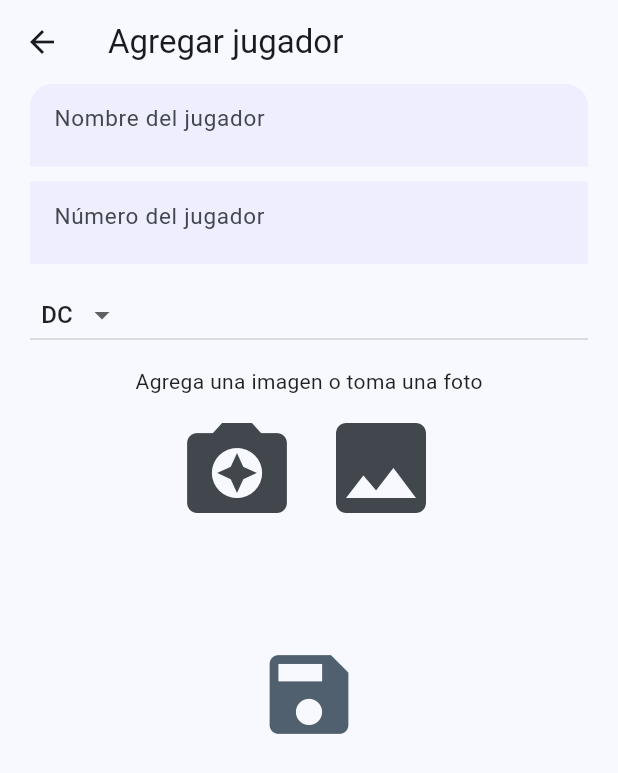
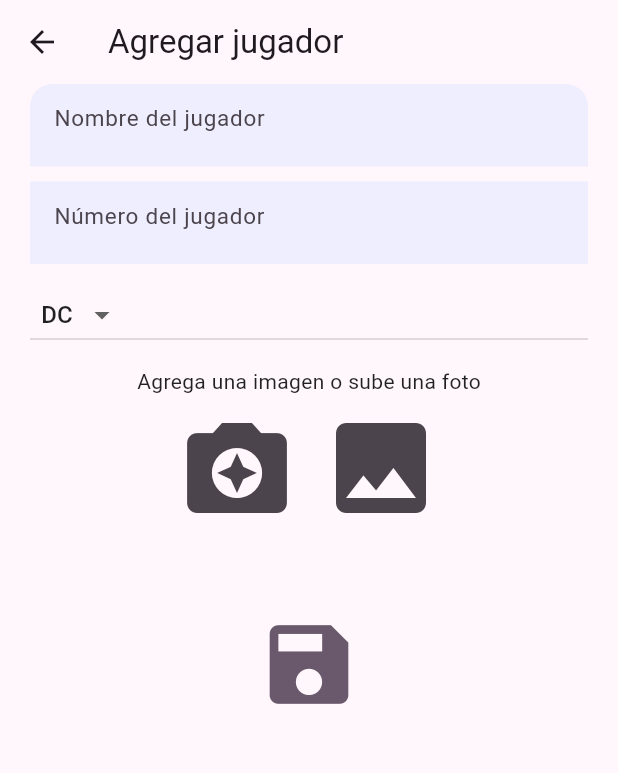
Before and after one commit to Brunox117/carrermodetracker, a Flutter app: the AddPlayerView screen opened directly with empty values, after a tap on the "image" icon, on a phone screen of 412 x 824 dp. Shown: the top 773 px of the screen. Run offline on Flutter 3.47's test engine with Material 3 defaults, Android fonts, the phone set to English and light mode, and no system bars; our stand-ins replace flutter_riverpod, go_router, image_picker, isar; accounts and stored records are empty; generated files the repository leaves out were written again.

Commit message:
se empiezan a crear los formularios y se refactoriza el guardado de imagenes

```diff
--- a/lib/config/router/app_router.dart
+++ b/lib/config/router/app_router.dart
@@ -2,8 +2,11 @@ import 'package:carrermodetracker/presentation/screens/home/home_screen.dart';
 import 'package:carrermodetracker/presentation/views/config/config_view.dart';
 import 'package:carrermodetracker/presentation/views/home/add_team_view.dart';
 import 'package:carrermodetracker/presentation/views/home/home_view.dart';
-import 'package:carrermodetracker/presentation/views/team/add_player_view.dart';
+import 'package:carrermodetracker/presentation/views/player/add_player_view.dart';
+import 'package:carrermodetracker/presentation/views/seasons/add_season_view.dart';
+import 'package:carrermodetracker/presentation/views/stats/add_stat_view.dart';
 import 'package:carrermodetracker/presentation/views/team/team_overview_view.dart';
+import 'package:carrermodetracker/presentation/views/tournaments/add_tournament_view.dart';
 import 'package:go_router/go_router.dart';
 
 final appRouter = GoRouter(initialLocation: '/', routes: [
@@ -26,7 +29,28 @@ final appRouter = GoRouter(initialLocation: '/', routes: [
                         final id = state.pathParameters['id'] ?? '';
                         return AddPlayerView(id: id);
                       },
-                    )
+                    ),
+                    GoRoute(
+                      path: '/addtournamentview',
+                      builder: (context, state) {
+                        // final id = state.pathParameters['id'] ?? '';
+                        return AddTournamentView();
+                      },
+                    ),
+                    GoRoute(
+                      path: '/addstatview',
+                      builder: (context, state) {
+                        // final id = state.pathParameters['id'] ?? '';
+                        return AddStatView();
+                      },
+                    ),
+                    GoRoute(
+                      path: '/addseasonview',
+                      builder: (context, state) {
+                        // final id = state.pathParameters['id'] ?? '';
+                        return AddSeasonView();
+                      },
+                    ),
                   ],
                   path: '/teamoverview/:id',
                   builder: (context, state) {
--- a/lib/config/theme/app_theme.dart
+++ b/lib/config/theme/app_theme.dart
@@ -1,6 +1,6 @@
 import 'package:flutter/material.dart';
 
-const seedColor = Colors.lightBlue;
+const seedColor = Color.fromARGB(255, 193, 110, 220);
 
 class AppTheme {
   final bool isDarkMode;
@@ -9,21 +9,21 @@ class AppTheme {
         useMaterial3: true,
         colorSchemeSeed: seedColor,
         brightness: isDarkMode ? Brightness.dark : Brightness.light,
-        textTheme: _buildCustomTextTheme(),
+        textTheme: _buildCustomTextTheme(isDarkMode),
       );
 
-  TextTheme _buildCustomTextTheme() {
+  AppTheme copyWith({bool? isDarkMode}) =>
+      AppTheme(isDarkMode: isDarkMode ?? this.isDarkMode);
+}
+
+TextTheme _buildCustomTextTheme(bool isDarkMode) {
   final baseTextTheme = isDarkMode
       ? Typography.material2018().white
       : Typography.material2018().black;
 
   return baseTextTheme.copyWith(
     bodyMedium: baseTextTheme.bodyMedium?.merge(
-        const TextStyle(fontSize: 14), // Estilo base
+      const TextStyle(fontSize: 14),
     ),
   );
 }
-
-  AppTheme copyWith({bool? isDarkMode}) =>
-      AppTheme(isDarkMode: isDarkMode ?? this.isDarkMode);
-}
--- a/lib/infrastructure/datasources/isar_season_datasource.dart
+++ b/lib/infrastructure/datasources/isar_season_datasource.dart
@@ -41,7 +41,6 @@ class IsarSeasonDatasource extends SeasonDatasource {
     final isar = await db;
     isar.writeTxn(() async {
       await isar.seasons.put(season);
-      await season.stats.save();
     });
     return true;
   }
--- a/lib/infrastructure/repositories/season_repository_impl.dart
+++ b/lib/infrastructure/repositories/season_repository_impl.dart
@@ -25,11 +25,11 @@ class SeasonRepositoryImpl extends SeasonRepository {
 
   @override
   Future<bool> saveSeason(Season season) {
-    return saveSeason(season);
+    return datasource.saveSeason(season);
   }
 
   @override
   Future<bool> updateSeason(Id id, Season season) {
-    return updateSeason(id, season);
+    return datasource.updateSeason(id, season);
   }
 }
--- a/lib/presentation/views/team/add_player_view.dart
+++ b/lib/presentation/views/player/add_player_view.dart
@@ -1,10 +1,9 @@
-import 'dart:io';
-
-import 'package:carrermodetracker/config/helpers/save_image_in_localdb.dart';
 import 'package:carrermodetracker/domain/entities/team.dart';
 import 'package:carrermodetracker/domain/enums/positions.dart';
 import 'package:carrermodetracker/presentation/providers/teams/teams_provider.dart';
+import 'package:carrermodetracker/presentation/widgets/forms/add_image_widget.dart';
 import 'package:carrermodetracker/presentation/widgets/forms/custom_form_field.dart';
+import 'package:carrermodetracker/presentation/widgets/forms/save_form_button.dart';
 import 'package:flutter/material.dart';
 import 'package:flutter_riverpod/flutter_riverpod.dart';
 import 'package:image_picker/image_picker.dart';
@@ -46,18 +45,20 @@ class __PlayerFormState extends ConsumerState<_PlayerForm> {
           .read(teamsProvider.notifier)
           .getTeam(int.parse(widget.teamId));
 
-      final player = Player(
+      Player player = Player(
           name: name,
           number: number,
           position: position.name.toString().toUpperCase())
         ..team.value = team;
+      if (imageURL.isNotEmpty) {
+        player.imageURL = imageURL;
+      }
       _formKey.currentState!.reset();
       submitPlayer(player);
     }
   }
 
   final _formKey = GlobalKey<FormState>();
-  final imagePicker = ImagePicker();
 
   String name = '';
   String number = '';
@@ -66,8 +67,6 @@ class __PlayerFormState extends ConsumerState<_PlayerForm> {
 
   @override
   Widget build(BuildContext context) {
-    final colors = Theme.of(context).colorScheme;
-
     return Padding(
       padding: const EdgeInsets.symmetric(horizontal: 20),
       child: Form(
@@ -121,67 +120,17 @@ class __PlayerFormState extends ConsumerState<_PlayerForm> {
               const SizedBox(
                 height: 10,
               ),
-              const Center(
-                child: Text("Agrega una imagen o toma una foto"),
+              AddImageWidget(
+                hintText: 'Agrega una imagen o sube una foto',
+                documentsFolder: 'players',
+                onImageUploaded: (url) {
+                  setState(() => imageURL = url);
+                },
               ),
-              Row(
-                mainAxisAlignment: MainAxisAlignment.center,
-                children: [
-                  IconButton(
-                    onPressed: () async {
-                      final XFile? image = await imagePicker.pickImage(
-                        source: ImageSource.gallery,
-                      );
-
-                      if (image != null) {
-                        await saveImageInLocalStorage(image, 'teams');
-                      }
-                    },
-                    icon: const Icon(Icons.camera_enhance, size: 80),
-                  ),
-                  IconButton(
-                    onPressed: () async {
-                      final XFile? image = await imagePicker.pickImage(
-                          source: ImageSource.gallery);
-                      if (image != null) {
-                        String url =
-                            await saveImageInLocalStorage(image, 'players');
-                        setState(() {
-                          imageURL = url;
-                        });
-                      }
-                    },
-                    icon: const Icon(Icons.image, size: 80),
-                  ),
-                ],
-              ),
-              const SizedBox(height: 20),
-              (imageURL.isNotEmpty)
-                  ? SizedBox(
-                      height: 200,
-                      child: Image.file(
-                        File(imageURL),
-                        fit: BoxFit.contain,
-                      ),
-                    )
-                  : const SizedBox(
-                      height: 20,
-                    ),
               const SizedBox(
                 height: 20,
               ),
-              Center(
-                child: IconButton(
-                  onPressed: () {
-                    _submitForm();
-                  },
-                  icon: Icon(
-                    Icons.save,
-                    size: 70,
-                    color: colors.secondary,
-                  ),
-                ),
-              ),
+              SaveFormButton(submitForm: _submitForm),
             ],
           )),
     );
--- /dev/null
+++ b/lib/presentation/widgets/forms/add_image_widget.dart
@@ -0,0 +1,66 @@
+import 'dart:io';
+import 'package:carrermodetracker/config/helpers/save_image_in_localdb.dart';
+import 'package:flutter/material.dart';
+import 'package:image_picker/image_picker.dart';
+
+class AddImageWidget extends StatefulWidget {
+  final String hintText;
+  final String documentsFolder;
+  final Function(String)? onImageUploaded;
+
+  const AddImageWidget({
+    super.key,
+    required this.hintText,
+    required this.documentsFolder,
+    this.onImageUploaded,
+  });
+
+  @override
+  State<AddImageWidget> createState() => _AddImageWidgetState();
+}
+
+class _AddImageWidgetState extends State<AddImageWidget> {
+  final imagePicker = ImagePicker();
+  String imageURL = '';
+
+  Future<void> _pickImage(ImageSource source) async {
+    final XFile? image = await imagePicker.pickImage(source: source);
+    if (image != null) {
+      String url = await saveImageInLocalStorage(
+        image,
+        widget.documentsFolder,
+      );
+      setState(() => imageURL = url);
+      widget.onImageUploaded?.call(url);
+    }
+  }
+
+  @override
+  Widget build(BuildContext context) {
+    return Column(
+      children: [
+        Center(child: Text(widget.hintText)),
+        Row(
+          mainAxisAlignment: MainAxisAlignment.center,
+          children: [
+            IconButton(
+              onPressed: () =>
+                  _pickImage(ImageSource.camera),
+              icon: const Icon(Icons.camera_enhance, size: 80),
+            ),
+            IconButton(
+              onPressed: () => _pickImage(ImageSource.gallery),
+              icon: const Icon(Icons.image, size: 80),
+            ),
+          ],
+        ),
+        if (imageURL.isNotEmpty)
+          SizedBox(
+            height: 200,
+            child: Image.file(File(imageURL), fit: BoxFit.contain),
+          ),
+        const SizedBox(height: 20),
+      ],
+    );
+  }
+}
--- /dev/null
+++ b/lib/presentation/widgets/forms/save_form_button.dart
@@ -0,0 +1,26 @@
+import 'package:flutter/material.dart';
+
+class SaveFormButton extends StatelessWidget {
+  final void Function() submitForm;
+  const SaveFormButton({
+    super.key,
+    required this.submitForm,
+  });
+
+  @override
+  Widget build(BuildContext context) {
+    final colors = Theme.of(context).colorScheme;
+    return Center(
+      child: IconButton(
+        onPressed: () {
+          submitForm();
+        },
+        icon: Icon(
+          Icons.save,
+          size: 70,
+          color: colors.secondary,
+        ),
+      ),
+    );
+  }
+}
--- a/lib/presentation/widgets/home/team_general_widget.dart
+++ b/lib/presentation/widgets/home/team_general_widget.dart
@@ -15,13 +15,13 @@ class TeamGeneralWidget extends StatelessWidget {
 
   @override
   Widget build(BuildContext context) {
+    final colors = Theme.of(context).colorScheme;
     return GestureDetector(
       onTap: () => context.push('/teamoverview/$id'),
       child: Container(
         margin: const EdgeInsets.symmetric(horizontal: 10, vertical: 10),
         decoration: BoxDecoration(
-            color: Colors.lightBlue.withOpacity(.6),
-            borderRadius: BorderRadius.circular(20)),
+            color: colors.primary.withOpacity(0.4), borderRadius: BorderRadius.circular(20)),
         child: Stack(
           children: [
             const SizedBox.expand(),
```
Also changed, not shown: lib/presentation/providers/seasons/seasons_provider.dart (+10 -0 lines), lib/presentation/views/seasons/add_season_view.dart (added, +71 -0 lines), lib/presentation/views/stats/add_stat_view.dart (added, +17 -0 lines), lib/presentation/views/team/register_match_view.dart (+10 -2 lines), lib/presentation/views/tournaments/add_tournament_view.dart (added, +81 -0 lines). Lines whose indentation alone changed are shown as unchanged.
